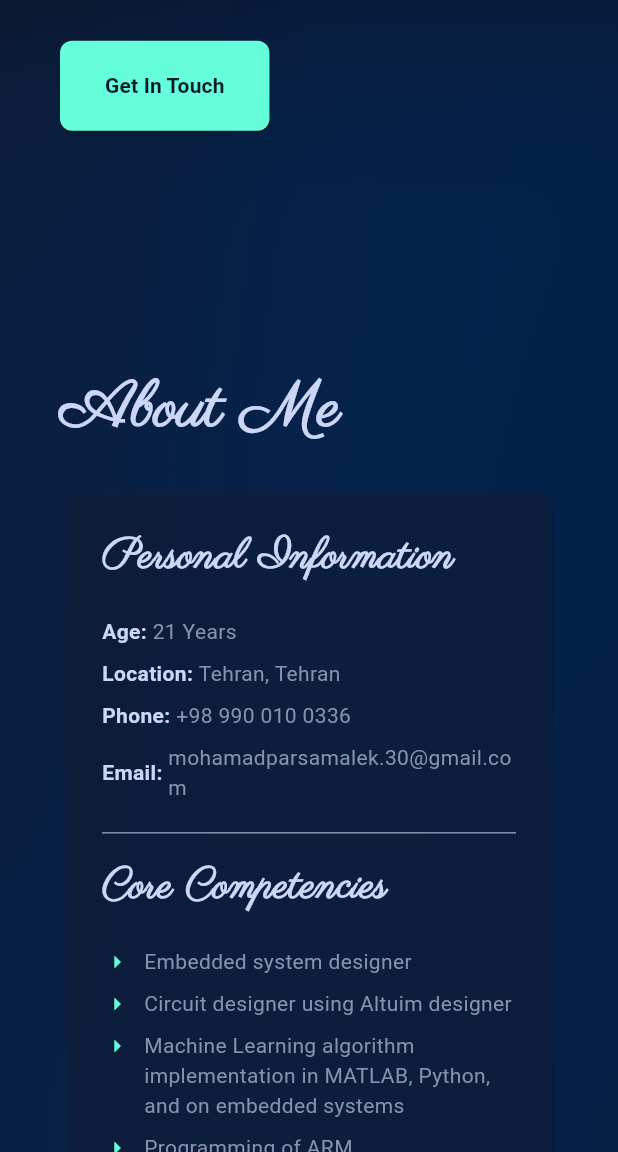
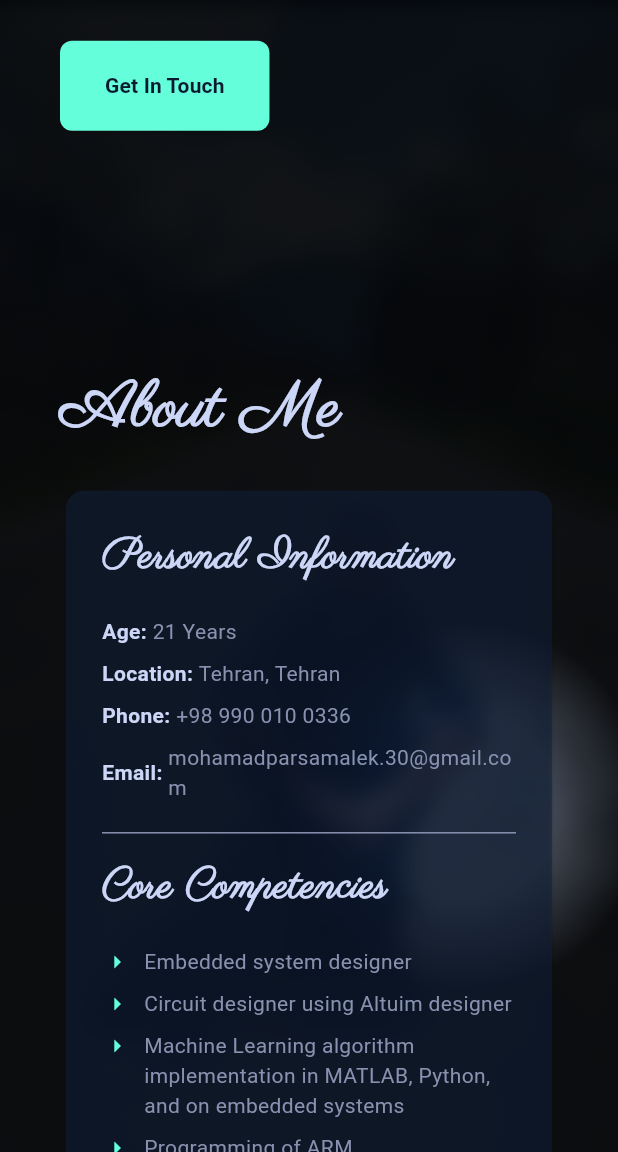
Before and after one commit to MPMparsa/MPMparsa.github.io, a Flutter app: the screen it shows after launch, scrolled down 576 dp, on a phone screen of 412 x 824 dp, the part 84-1236 px from its top. Run offline on Flutter 3.47's test engine with Material 3 defaults, Android fonts, the phone set to English and light mode, and no system bars; drawn by our look-alikes of flutter_animate; our stand-ins replace font_awesome_flutter, timeline_tile, visibility_detector.

Commit message:
set image background

```diff
--- a/docs/assets/AssetManifest.json
+++ b/docs/assets/AssetManifest.json
@@ -1 +1 @@
-{"assets/Mohammad-Parsa-Malek-Resume.pdf":["assets/Mohammad-Parsa-Malek-Resume.pdf"],"assets/fonts/Parisienne-Regular.ttf":["assets/fonts/Parisienne-Regular.ttf"],"packages/font_awesome_flutter/lib/fonts/Font Awesome 7 Brands-Regular-400.otf":["packages/font_awesome_flutter/lib/fonts/Font Awesome 7 Brands-Regular-400.otf"],"packages/font_awesome_flutter/lib/fonts/Font Awesome 7 Free-Regular-400.otf":["packages/font_awesome_flutter/lib/fonts/Font Awesome 7 Free-Regular-400.otf"],"packages/font_awesome_flutter/lib/fonts/Font Awesome 7 Free-Solid-900.otf":["packages/font_awesome_flutter/lib/fonts/Font Awesome 7 Free-Solid-900.otf"]}
+{"assets/Mohammad-Parsa-Malek-Resume.pdf":["assets/Mohammad-Parsa-Malek-Resume.pdf"],"assets/fonts/Parisienne-Regular.ttf":["assets/fonts/Parisienne-Regular.ttf"],"assets/icon/MPM.png":["assets/icon/MPM.png"],"assets/images/profile_background.jpg":["assets/images/profile_background.jpg"],"packages/font_awesome_flutter/lib/fonts/Font Awesome 7 Brands-Regular-400.otf":["packages/font_awesome_flutter/lib/fonts/Font Awesome 7 Brands-Regular-400.otf"],"packages/font_awesome_flutter/lib/fonts/Font Awesome 7 Free-Regular-400.otf":["packages/font_awesome_flutter/lib/fonts/Font Awesome 7 Free-Regular-400.otf"],"packages/font_awesome_flutter/lib/fonts/Font Awesome 7 Free-Solid-900.otf":["packages/font_awesome_flutter/lib/fonts/Font Awesome 7 Free-Solid-900.otf"]}
--- a/lib/main.dart
+++ b/lib/main.dart
@@ -7,8 +7,6 @@ import 'package:timeline_tile/timeline_tile.dart';
 import 'package:font_awesome_flutter/font_awesome_flutter.dart';
 import 'package:visibility_detector/visibility_detector.dart';
 
-// OPTIMIZATION: Deferred loading for the games page.
-// This tells Flutter not to load 'games.dart' until we specifically ask for it.
 import 'games.dart' deferred as games;
 
 // --- App Theme and Colors ---
@@ -60,7 +58,6 @@ class _ResumePageState extends State<ResumePage> {
   final contactKey = GlobalKey();
   late ScrollController _scrollController;
 
-  // Map to track which sections have been made visible to trigger animations once.
   final Map<String, bool> _sectionHasBeenVisible = {};
 
   @override
@@ -111,7 +108,7 @@ class _ResumePageState extends State<ResumePage> {
       ),
       body: Stack(
         children: [
-          const AnimatedAuroraBackground(),
+          const HeroImageBackground(),
           Center(
             child: SingleChildScrollView(
               controller: _scrollController,
@@ -124,7 +121,6 @@ class _ResumePageState extends State<ResumePage> {
                   children: [
                     const HeroSection(),
                     const SizedBox(height: 100),
-                    // Sections are now wrapped in a lazy-loading widget.
                     _buildLazySection(
                         key: aboutKey,
                         sectionKey: 'about',
@@ -164,14 +160,12 @@ class _ResumePageState extends State<ResumePage> {
     );
   }
 
-  // Widget to handle lazy loading of sections
   Widget _buildLazySection({
     required GlobalKey key,
     required String sectionKey,
     required String title,
     required Widget child,
   }) {
-    // If the section has already been visible, just show it.
     if (_sectionHasBeenVisible[sectionKey] == true) {
       return Column(
         crossAxisAlignment: CrossAxisAlignment.start,
@@ -182,12 +176,10 @@ class _ResumePageState extends State<ResumePage> {
       );
     }
 
-    // Otherwise, use VisibilityDetector to build it when it comes into view.
     return VisibilityDetector(
       key: Key(sectionKey),
       onVisibilityChanged: (info) {
         if (info.visibleFraction > 0.1) {
-          // Check if the widget is still in the tree before calling setState
           if (mounted) {
             setState(() {
               _sectionHasBeenVisible[sectionKey] = true;
@@ -205,7 +197,7 @@ class _ResumePageState extends State<ResumePage> {
       )
           : SizedBox(
         key: key,
-        height: 300, // Placeholder with a height
+        height: 300,
         child: const Center(
             child:
             CircularProgressIndicator(color: AppColors.secondary)),
@@ -214,7 +206,61 @@ class _ResumePageState extends State<ResumePage> {
   }
 }
 
-// --- SECTIONS ---
+// --- NEW WIDGET: HERO IMAGE BACKGROUND ---
+// This widget creates the blurred background with a clear circle spotlight.
+class HeroImageBackground extends StatelessWidget {
+  const HeroImageBackground({super.key});
+
+  @override
+  Widget build(BuildContext context) {
+    return Stack(
+      fit: StackFit.expand,
+      children: [
+        // 1. The full background image
+        Image.asset(
+          'assets/images/profile_background.jpg',
+          fit: BoxFit.cover,
+        ),
+
+        // 2. A dark overlay to make text more readable
+        // FIX: Replaced deprecated .withOpacity() with .withAlpha()
+        Container(
+          color: AppColors.background.withAlpha((0.6 * 255).round()),
+        ),
+
+        // 3. The blurred layer
+        ClipRect(
+          // ClipRect is important for BackdropFilter to work efficiently
+          child: BackdropFilter(
+            filter: ImageFilter.blur(sigmaX: 8, sigmaY: 8),
+            // FIX: Replaced deprecated .withOpacity() with .withAlpha()
+            child: Container(
+              color: Colors.black.withAlpha((0.1 * 255).round()),
+            ),
+          ),
+        ),
+
+        // 4. The "spotlight" effect using a Radial Gradient
+        Container(
+          decoration: BoxDecoration(
+            gradient: RadialGradient(
+              center: const Alignment(0.5, 0.4),
+              radius: 0.3,
+              colors: [
+                Colors.transparent,
+                // FIX: Replaced deprecated .withOpacity() with .withAlpha()
+                Colors.black.withAlpha((0.8 * 255).round()),
+              ],
+              stops: const [0.5, 1.0],
+            ),
+          ),
+        ),
+      ],
+    );
+  }
+}
+
+// --- SECTIONS (No changes needed below this point) ---
 
 class HeroSection extends StatelessWidget {
   const HeroSection({super.key});
@@ -402,7 +448,6 @@ class SkillsSection extends StatelessWidget {
 
   @override
   Widget build(BuildContext context) {
-    // Note: Can't be const because of the .animate() call on the list
     return Wrap(
       spacing: 20,
       runSpacing: 20,
@@ -491,7 +536,7 @@ class FooterSection extends StatelessWidget {
         const SizedBox(height: 40),
         OutlinedButton(
           onPressed: () {
-            _launchURL(context, 'assets/assets/Mohammad-Parsa-Malek-Resume.pdf');
+            _launchURL(context, 'assets/Mohammad-Parsa-Malek-Resume.pdf');
           },
           style: OutlinedButton.styleFrom(
             foregroundColor: AppColors.secondary,
@@ -504,17 +549,13 @@ class FooterSection extends StatelessWidget {
         ),
         const SizedBox(height: 40),
         ElevatedButton(
-          // FIX: Correctly handle deferred loading here.
           onPressed: () async {
-            // This shows a loading indicator while the 'games' code is downloaded.
             ScaffoldMessenger.of(context).showSnackBar(const SnackBar(
               content: Text('Loading games...'),
               backgroundColor: AppColors.primary,
             ));
-            // This is the correct way to load a deferred library.
             await games.loadLibrary();
             if (context.mounted) {
-              // Once loaded, we can navigate to the page.
               Navigator.of(context).push(
                   MaterialPageRoute(builder: (context) => games.GamesPage()));
             }
@@ -786,7 +827,6 @@ void _launchURL(BuildContext context, String url) async {
   }
 }
 
-// --- ANIMATED BACKGROUND WIDGET ---
 class AnimatedAuroraBackground extends StatefulWidget {
   const AnimatedAuroraBackground({super.key});
 
@@ -840,7 +880,6 @@ class _AnimatedAuroraBackgroundState extends State<AnimatedAuroraBackground>
           ),
           child: BackdropFilter(
             filter: ImageFilter.blur(sigmaX: 70, sigmaY: 70),
-            // FIX: Replaced deprecated withOpacity with withAlpha
             child: Container(color: Colors.black.withAlpha(51)),
           ),
         );
--- a/pubspec.yaml
+++ b/pubspec.yaml
@@ -25,6 +25,9 @@ dev_dependencies:
 flutter:
   uses-material-design: true
   assets:
+    - assets/images/ # Add this line to include the whole folder
+    - assets/fonts/
+    - assets/icon/
     - assets/Mohammad-Parsa-Malek-Resume.pdf
   fonts:
     - family: Parisienne
```
Also changed, not shown: docs/assets/AssetManifest.bin.json (+1 -1 lines), assets/images/profile_background.jpg (added), docs/assets/assets/icon/MPM.png (added), docs/assets/assets/images/profile_background.jpg (added), 7 other files.
